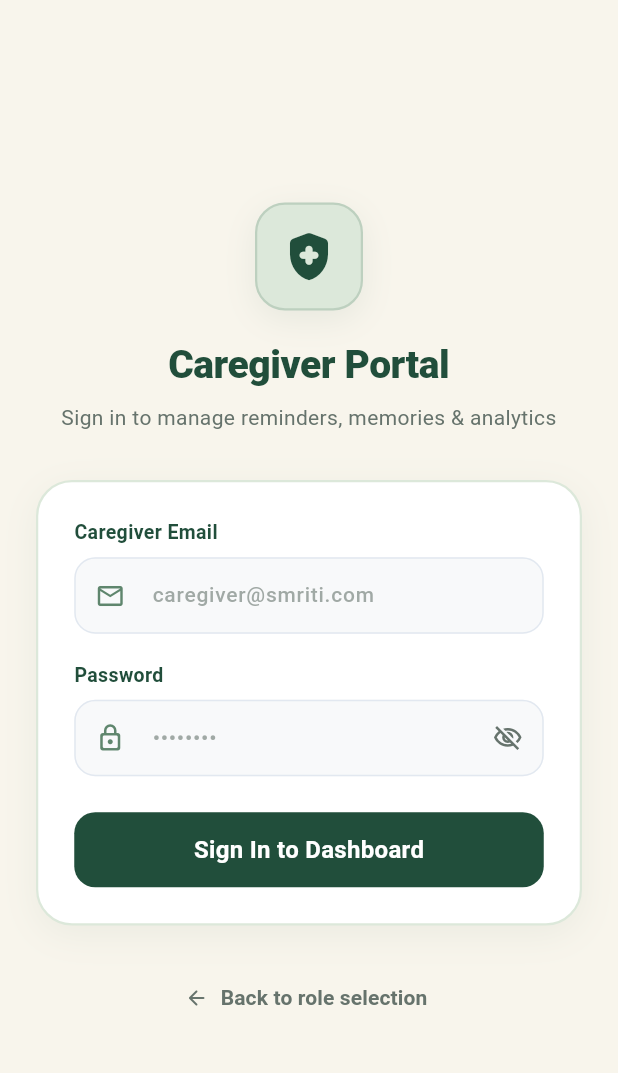
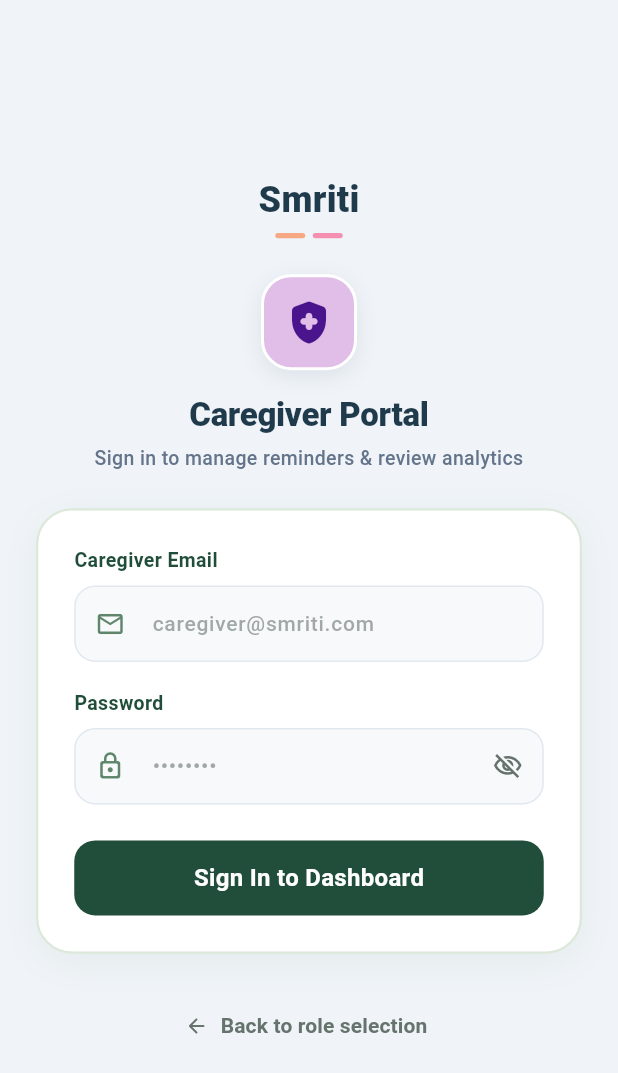
Before and after one commit to CfRadar/Smriti, a Flutter app: the CaregiverLoginScreen screen opened by its route, on a phone screen of 412 x 824 dp. Shown: the top 1073 px of the screen. Run offline on Flutter 3.47's test engine with Material 3 defaults, Android fonts, the phone set to English and light mode, and no system bars; our stand-ins replace audioplayers, flutter_tts, permission_handler, shared_preferences, speech_to_text; accounts and stored records are empty; network calls fail; Roboto replaces fonts that are missing (Arial).

Commit message:
feat(flutter): apply exact Smriti game card UI to role selection with concise one-word roles

```diff
--- a/apps/patient/lib/screens/caregiver_login_screen.dart
+++ b/apps/patient/lib/screens/caregiver_login_screen.dart
@@ -15,9 +15,7 @@ class CaregiverLoginScreen extends StatefulWidget {
 class _CaregiverLoginScreenState extends State<CaregiverLoginScreen>
     with SingleTickerProviderStateMixin {
   // ── Smriti Design System Colors ───────────────────────────────────────────
-  static const Color _ivory = Color(0xFFF8F5EC);
   static const Color _darkGreen = Color(0xFF214E3B);
-  static const Color _green = Color(0xFF5F866D);
   static const Color _lightGreen = Color(0xFFDCE8DA);
   static const Color _textGrey = Color(0xFF66736C);
 
@@ -77,7 +75,7 @@ class _CaregiverLoginScreenState extends State<CaregiverLoginScreen>
   @override
   Widget build(BuildContext context) {
     return Scaffold(
-      backgroundColor: _ivory,
+      backgroundColor: const Color(0xFFF0F4F8),
       body: SafeArea(
         child: FadeTransition(
           opacity: _fadeIn,
@@ -86,52 +84,87 @@ class _CaregiverLoginScreenState extends State<CaregiverLoginScreen>
               padding: const EdgeInsets.symmetric(horizontal: 24, vertical: 20),
               child: Column(
                 children: [
+                  // ── Smriti Header ─────────────────────────────────────────
+                  const Text(
+                    'Smriti',
+                    style: TextStyle(
+                      fontSize: 24,
+                      fontWeight: FontWeight.w800,
+                      color: Color(0xFF1E3A4B),
+                      letterSpacing: 0.2,
+                    ),
+                  ),
+                  const SizedBox(height: 5),
+                  Row(
+                    mainAxisSize: MainAxisSize.min,
+                    children: [
+                      Container(
+                        width: 20,
+                        height: 3.5,
+                        decoration: BoxDecoration(
+                          color: const Color(0xFFF6A883),
+                          borderRadius: BorderRadius.circular(2),
+                        ),
+                      ),
+                      const SizedBox(width: 5),
+                      Container(
+                        width: 20,
+                        height: 3.5,
+                        decoration: BoxDecoration(
+                          color: const Color(0xFFF48FB1),
+                          borderRadius: BorderRadius.circular(2),
+                        ),
+                      ),
+                    ],
+                  ),
+                  const SizedBox(height: 24),
+
                   // ── Logo ──────────────────────────────────────────────────
                   Container(
-                    width: 72,
-                    height: 72,
+                    width: 64,
+                    height: 64,
                     decoration: BoxDecoration(
-                      color: _lightGreen,
+                      color: const Color(0xFFE1BEE7),
                       borderRadius: BorderRadius.circular(20),
                       border: Border.all(
-                        color: _green.withValues(alpha: 0.25),
-                        width: 1.5,
+                        color: Colors.white,
+                        width: 2,
                       ),
                       boxShadow: [
                         BoxShadow(
-                          color: _darkGreen.withValues(alpha: 0.08),
-                          blurRadius: 18,
-                          offset: const Offset(0, 6),
+                          color: const Color(0xFF64748B).withValues(alpha: 0.15),
+                          blurRadius: 12,
+                          offset: const Offset(0, 4),
                         ),
                       ],
                     ),
                     child: const Icon(
                       Icons.health_and_safety_rounded,
-                      color: _darkGreen,
-                      size: 38,
+                      color: Color(0xFF4A148C),
+                      size: 34,
                     ),
                   ),
-                  const SizedBox(height: 18),
+                  const SizedBox(height: 14),
                   const Text(
                     'Caregiver Portal',
                     style: TextStyle(
-                      color: _darkGreen,
-                      fontSize: 26,
+                      color: Color(0xFF1E3A4B),
+                      fontSize: 22,
                       fontWeight: FontWeight.w800,
-                      letterSpacing: -0.3,
+                      letterSpacing: -0.2,
                     ),
                   ),
-                  const SizedBox(height: 6),
+                  const SizedBox(height: 4),
                   const Text(
-                    'Sign in to manage reminders, memories & analytics',
+                    'Sign in to manage reminders & review analytics',
                     textAlign: TextAlign.center,
                     style: TextStyle(
-                      color: _textGrey,
-                      fontSize: 14,
-                      fontWeight: FontWeight.w400,
+                      color: Color(0xFF64748B),
+                      fontSize: 13,
+                      fontWeight: FontWeight.w500,
                     ),
                   ),
-                  const SizedBox(height: 32),
+                  const SizedBox(height: 24),
 
                   // ── Form Card ─────────────────────────────────────────────
                   Container(
```
Also changed, not shown: apps/patient/lib/screens/welcome_login_screen.dart (+206 -250 lines).
